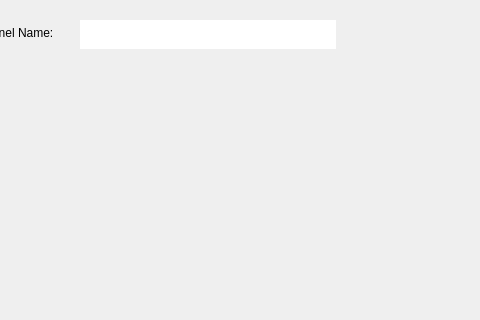
The window that channelchat.ui (borhanem/Messenger_Void_13) describes before a commit, drawn with Qt 5; both pictures show x 100 to 580 and y 0 to 320 of the 580 by 525 pixel window.
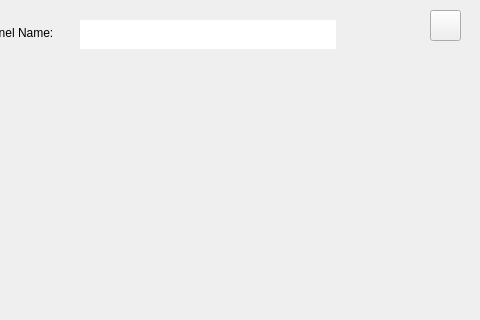
The same window after the commit.

```diff
--- a/channelchat.ui
+++ b/channelchat.ui
@@ -162,6 +162,22 @@
     <string/>
    </property>
   </widget>
+  <widget class="QToolButton" name="Exit_pbn">
+   <property name="geometry">
+    <rect>
+     <x>530</x>
+     <y>10</y>
+     <width>31</width>
+     <height>31</height>
+    </rect>
+   </property>
+   <property name="styleSheet">
+    <string notr="true"/>
+   </property>
+   <property name="text">
+    <string/>
+   </property>
+  </widget>
  </widget>
  <resources/>
  <connections/>
```
